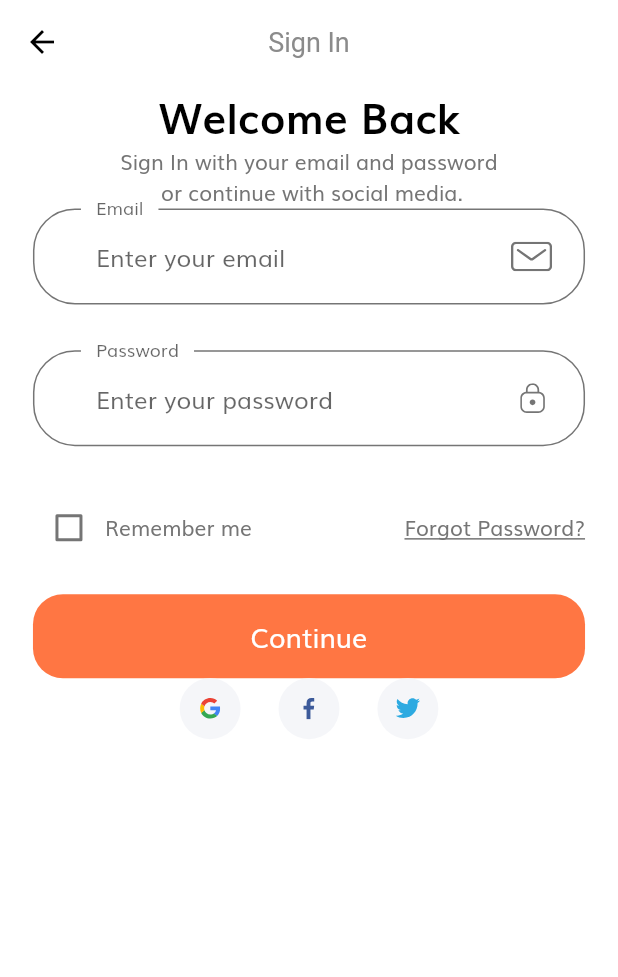
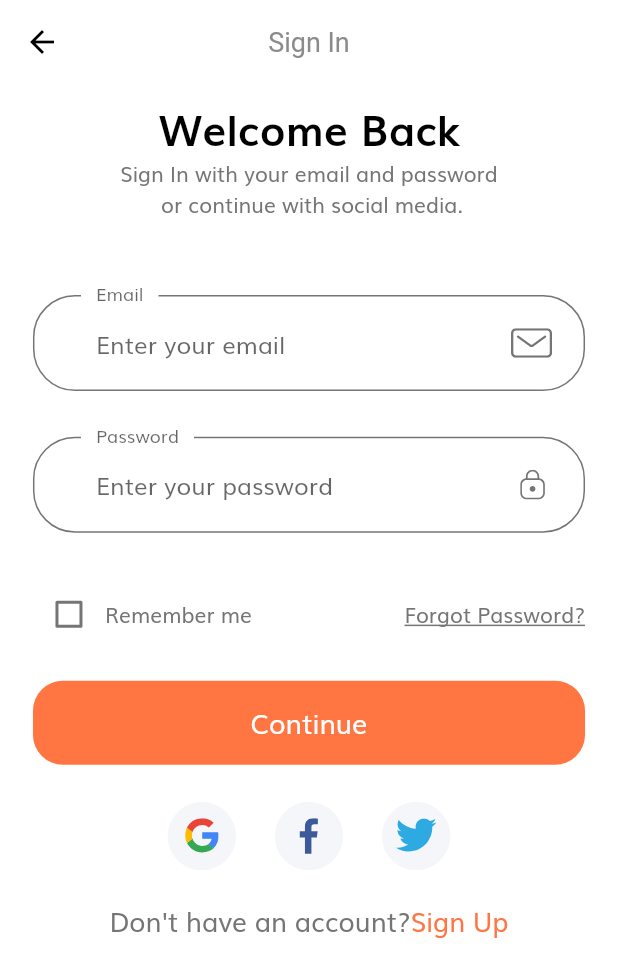
Before and after one commit to mobiledev34/Ecommerce-app, a Flutter app: the screen it shows after launch, after a tap on "Continue", on a phone screen of 412 x 824 dp. Shown: the top 977 px of the screen. Run offline on Flutter 3.47's test engine with Material 2 defaults, Android fonts, the phone set to English and light mode, and no system bars; our stand-ins replace flutter_svg.

Commit message:
update - singleChildScrollView

```diff
--- /dev/null
+++ b/online_store/lib/components/social_card.dart
@@ -0,0 +1,31 @@
+import 'package:flutter/material.dart';
+import 'package:flutter_svg/flutter_svg.dart';
+import 'package:online_store/size_config.dart';
+
+class SocialCard extends StatelessWidget {
+  const SocialCard({
+    Key key,
+    this.icon,
+    this.press,
+  }) : super(key: key);
+
+  final String icon;
+  final Function press;
+
+  @override
+  Widget build(BuildContext context) {
+    return GestureDetector(
+      onTap: press,
+      child: Container(
+        margin:
+            EdgeInsets.symmetric(horizontal: getProportionateScreenWidth(10)),
+        padding: EdgeInsets.all(getProportionateScreenWidth(10)),
+        height: getProportionateScreenHeight(45),
+        width: getProportionateScreenWidth(45),
+        decoration:
+            BoxDecoration(color: Color(0xFFF5F6F9), shape: BoxShape.circle),
+        child: SvgPicture.asset(icon),
+      ),
+    );
+  }
+}
--- a/online_store/lib/screens/sign_in/components/body.dart
+++ b/online_store/lib/screens/sign_in/components/body.dart
@@ -1,5 +1,6 @@
 import 'package:flutter/material.dart';
-import 'package:flutter_svg/flutter_svg.dart';
+import 'package:online_store/components/social_card.dart';
+import 'package:online_store/constants.dart';
 import 'package:online_store/screens/sign_in/components/sign_form.dart';
 import 'package:online_store/size_config.dart';
 
@@ -12,9 +13,10 @@ class Body extends StatelessWidget {
         child: Padding(
           padding:
               EdgeInsets.symmetric(horizontal: getProportionateScreenWidth(20)),
-          child: ListView(
-            // Originally was Column, replaced with ListView to avoid overflowed pixel problem with keybard.
+          child: SingleChildScrollView(
+            child: Column(
               children: [
+                SizedBox(height: SizeConfig.screenHeight * 0.01),
                 Text(
                   "Welcome Back",
                   textAlign: TextAlign.center,
@@ -27,7 +29,9 @@ class Body extends StatelessWidget {
                   "Sign In with your email and password \n or continue with social media.",
                   textAlign: TextAlign.center,
                 ),
+                SizedBox(height: SizeConfig.screenHeight * 0.06),
                 SignForm(),
+                SizedBox(height: SizeConfig.screenHeight * 0.03),
                 Row(
                   mainAxisAlignment: MainAxisAlignment.center,
                   children: [
@@ -44,39 +48,30 @@ class Body extends StatelessWidget {
                       press: () {},
                     )
                   ],
+                ),
+                SizedBox(height: getProportionateScreenHeight(20)),
+                Row(
+                  mainAxisAlignment: MainAxisAlignment.center,
+                  children: [
+                    Text(
+                      "Don't have an account?",
+                      style:
+                          TextStyle(fontSize: getProportionateScreenWidth(16)),
+                    ),
+                    Text(
+                      "Sign Up",
+                      style: TextStyle(
+                          fontSize: getProportionateScreenWidth(16),
+                          color: kPrimaryColor),
                     )
                   ],
+                ),
+                SizedBox(height: getProportionateScreenHeight(20)),
+              ],
+            ),
           ),
         ),
       ),
     );
   }
 }
-
-class SocialCard extends StatelessWidget {
-  const SocialCard({
-    Key key,
-    this.icon,
-    this.press,
-  }) : super(key: key);
-
-  final String icon;
-  final Function press;
-
-  @override
-  Widget build(BuildContext context) {
-    return GestureDetector(
-      onTap: press,
-      child: Container(
-        margin:
-            EdgeInsets.symmetric(horizontal: getProportionateScreenWidth(10)),
-        padding: EdgeInsets.all(getProportionateScreenWidth(12)),
-        height: getProportionateScreenHeight(40),
-        width: getProportionateScreenWidth(40),
-        decoration:
-            BoxDecoration(color: Color(0xFFF5F6F9), shape: BoxShape.circle),
-        child: SvgPicture.asset(icon),
-      ),
-    );
-  }
-}
```
Lines whose indentation alone changed are shown as unchanged.
